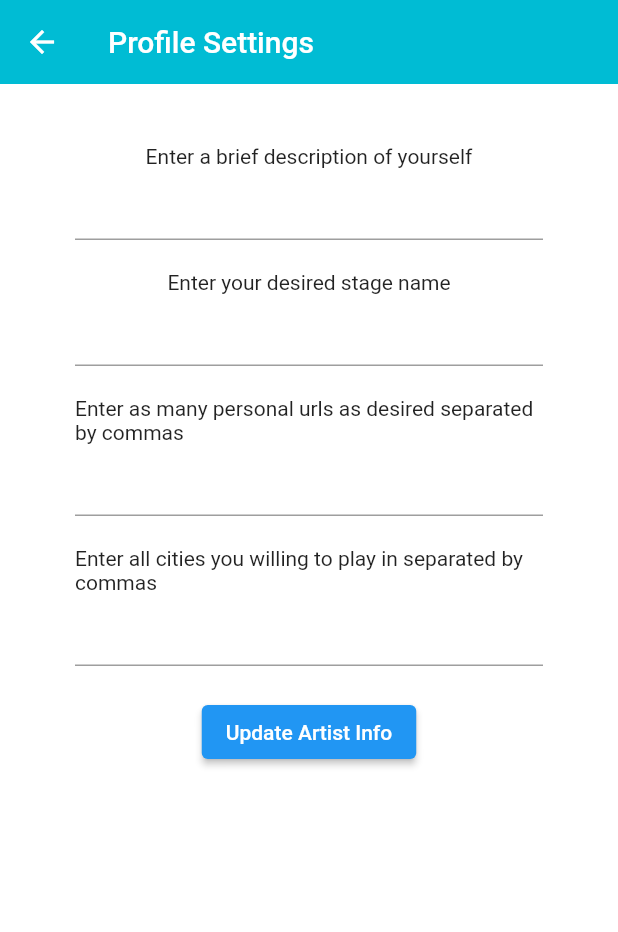
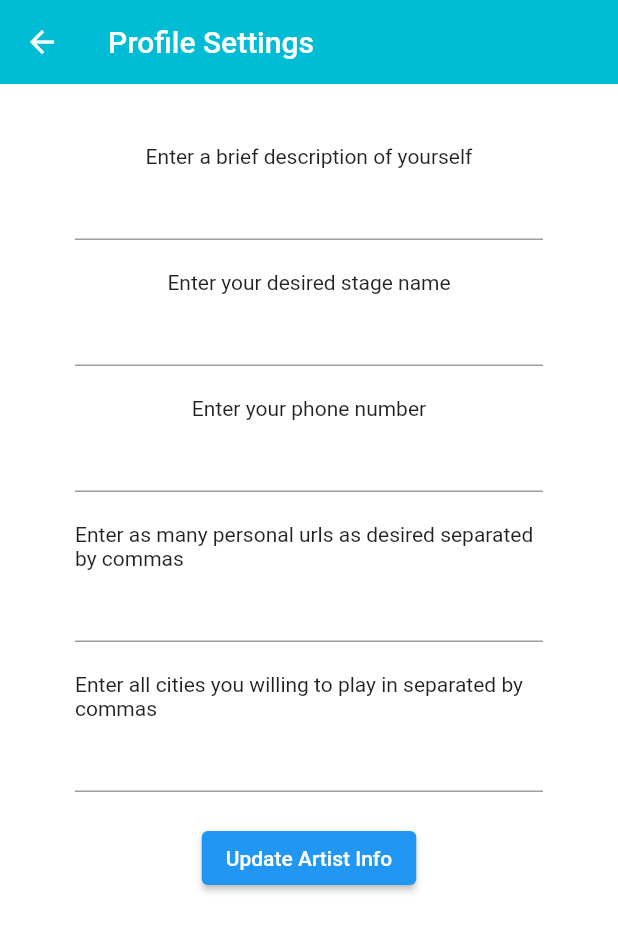
Before and after one commit to eroberts22/bookd, a Flutter app: the artistSettings screen opened by its route, after a tap on "Update Artist Info", on a phone screen of 412 x 824 dp. Shown: the top 932 px of the screen. Run offline on Flutter 3.47's test engine with Material 2 defaults, Android fonts, the phone set to English and light mode, and no system bars; our stand-ins replace firebase_auth, firebase_core, firebase_database, firebase_storage, image_picker, table_calendar; accounts and stored records are empty.

Commit message:
Add phone number to artist settings

```diff
--- a/application/lib/models/artist.dart
+++ b/application/lib/models/artist.dart
@@ -7,7 +7,7 @@ class Artist {
   String phoneNumber = "012-345-6789";
   List availableDates = [];
   // Photos are stored in cloud storage, and we store the url to the images here
-  List photos = ["url1", "url2"];
+  List photos = [];
   List reviews = [];
 
   Artist(
--- a/application/lib/screens/store_info/artist_store_info.dart
+++ b/application/lib/screens/store_info/artist_store_info.dart
@@ -131,6 +131,17 @@ class _artistSettingsState extends State<artistSettings> {
                             print(stageName);
                           }),
                       const SizedBox(height: 20.0),
+                      const Text("Enter your phone number"),
+                      TextFormField(
+                          validator: (val) => val!.isEmpty
+                              ? 'Enter your phone number'
+                              : null, //indicates if form is valid or not. Using !. so assuming value won't be null
+                          onChanged: (val) {
+                            // on user typing
+                            setState(() => phoneNumber = val);
+                            print(phoneNumber);
+                          }),
+                      const SizedBox(height: 20.0),
                       const Text(
                           "Enter as many personal urls as desired separated by commas"),
                       TextFormField(
@@ -190,6 +201,9 @@ class _artistSettingsState extends State<artistSettings> {
                             if (!stageName.isEmpty) {
                               updateMap["stageName"] = stageName;
                             }
+                            if (!phoneNumber.isEmpty) {
+                              updateMap["phoneNumber"] = phoneNumber;
+                            }
                             if (!websiteLinks.isEmpty) {
                               // Separate links by comma
                               updateMap["websiteLinks"] =
@@ -223,6 +237,12 @@ class _artistSettingsState extends State<artistSettings> {
                             }
                             if (!stageName.isEmpty) {
                               updateMap["stageName"] = stageName;
+                            } else {
+                              // Raise error, require all fields to be non-null
+                              error = "Empty Field: All fields required";
+                            }
+                            if (!phoneNumber.isEmpty) {
+                              updateMap["phoneNumber"] = phoneNumber;
                             } else {
                               // Raise error, require all fields to be non-null
                               error = "Empty Field: All fields required";
```
